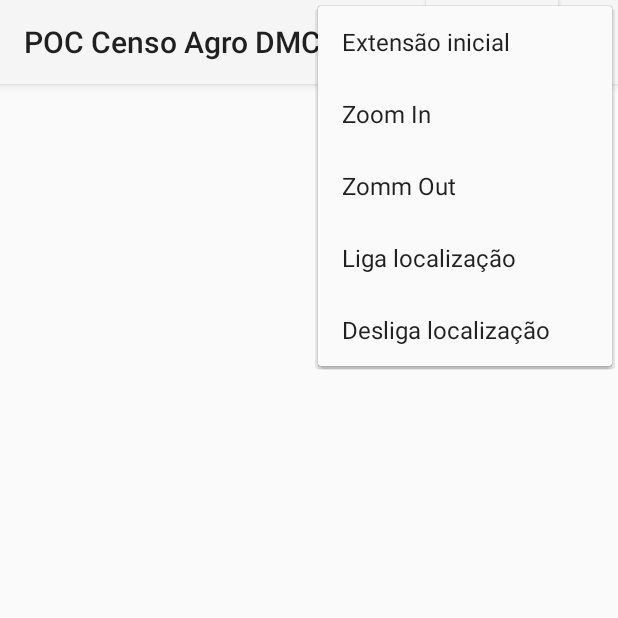
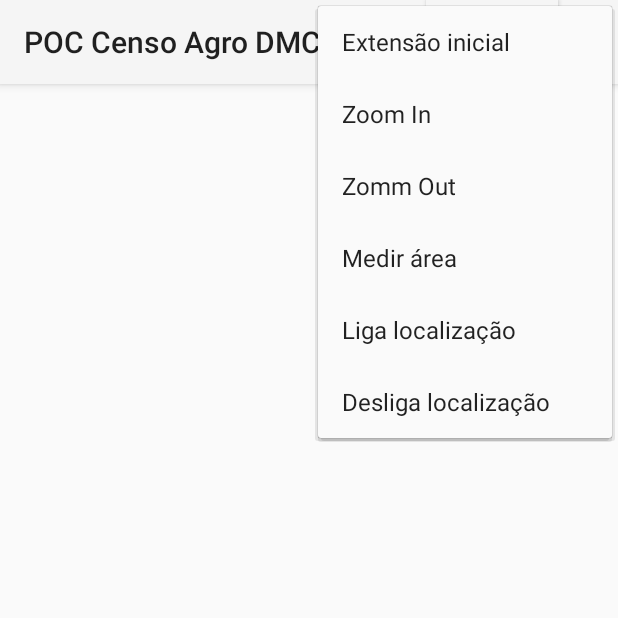
Before and after one commit to ctoledo-img-com-br/POCCensoAgroDMC, an Android app: the screen it shows after launch (MainActivity), with the options menu open, on a phone screen of 412 x 824 dp, the top half of it. Run offline under Robolectric (Android 15) with nearby library versions, the phone set to English and light mode, and no system bars; libraries missing offline, so code that uses them is left out: com.esri.android, com.esri.core; 28 statements that could not run were skipped.

Commit message:
#12  Cálculo de Área

```diff
--- a/app/src/main/java/com/imagem/poc/poccensoagrodmc/MainActivity.java
+++ b/app/src/main/java/com/imagem/poc/poccensoagrodmc/MainActivity.java
@@ -57,13 +57,11 @@ import java.util.concurrent.Future;
 public class MainActivity extends AppCompatActivity {
 
     public FrameLayout mViewContainer;
-    private Point p1;
-    private Point p2;
+
     final private double selectionScale = 18055.954822;
     final private double locationScale = 9027.977411;
     MapView mapView = null;
     Envelope initialExtent = null;
-    private Toolbar toolbar;
 
     final private String basemapPath = "/storage/extSdCard/data/RiodeJaneiro/basemap/basemap.tpk";
     final private String gdbPath = "/storage/extSdCard/data/RiodeJaneiro/gdb/poc.geodatabase";
@@ -75,6 +73,13 @@ public class MainActivity extends AppCompatActivity {
     LocationManager locationManager = null;
     LocationListener locationListener = null;
 
+    private Measure myMeasure;
+    private Measure getMeasure(){
+        if(myMeasure == null)
+            myMeasure = new Measure(this,mapView);
+
+        return myMeasure;
+    }
 
     @Override
     protected void onCreate(Bundle savedInstanceState) {
@@ -173,6 +178,10 @@ public class MainActivity extends AppCompatActivity {
 
             case R.id.zoomOut:
                 mapView.zoomout();
+                return true;
+
+            case R.id.measure:
+                enableMeasure();
                 return true;
 
             case R.id.localizacao_on:
@@ -404,4 +413,9 @@ public class MainActivity extends AppCompatActivity {
         });
     }
 
+    private void enableMeasure(){
+        getMeasure().startDraw();
+    }
+
+
 }
--- /dev/null
+++ b/app/src/main/res/drawable/ic_cancel_24dp.xml
@@ -0,0 +1,9 @@
+<vector xmlns:android="http://schemas.android.com/apk/res/android"
+        android:width="24dp"
+        android:height="24dp"
+        android:viewportWidth="24.0"
+        android:viewportHeight="24.0">
+    <path
+        android:fillColor="#FFAA0000"
+        android:pathData="M12,2C6.47,2 2,6.47 2,12s4.47,10 10,10 10,-4.47 10,-10S17.53,2 12,2zm5,13.59L15.59,17 12,13.41 8.41,17 7,15.59 10.59,12 7,8.41 8.41,7 12,10.59 15.59,7 17,8.41 13.41,12 17,15.59z"/>
+</vector>
--- a/app/src/main/res/layout/activity_main.xml
+++ b/app/src/main/res/layout/activity_main.xml
@@ -25,11 +25,52 @@
             android:background="?attr/colorPrimary"
             />
     </android.support.v7.widget.Toolbar>
+
+
     <FrameLayout
         android:id="@+id/main_activity_view_container"
         android:layout_width="fill_parent"
         android:layout_height="0dp"
         android:layout_weight="1" />
+
+    <RelativeLayout
+        android:orientation="horizontal"
+        android:id="@+id/linearMedida"
+        android:visibility="invisible"
+        android:background="?attr/colorPrimary"
+        android:layout_width="match_parent"
+        android:layout_height="30dp">
+        <TextView
+            android:layout_marginTop="3dp"
+            android:layout_marginLeft="10dp"
+            android:textColor="@color/colorPrimaryDark"
+            android:textSize="18dp"
+            android:layout_width="wrap_content"
+            android:layout_height="wrap_content"
+            android:text="Área: " />
+        <TextView
+            android:layout_marginTop="3dp"
+            android:layout_marginLeft="65dp"
+            android:id="@+id/txtArea"
+            android:textColor="@color/colorPrimaryDark"
+            android:textSize="18dp"
+            android:layout_width="wrap_content"
+            android:layout_height="wrap_content"
+            android:text="Área" />
+        <Button
+            android:id="@+id/btnStopMeasure"
+            android:layout_marginTop="2dp"
+            android:layout_alignParentRight="true"
+            android:layout_marginRight="10dp"
+            android:gravity="right"
+            android:layout_gravity="right"
+            android:layout_width="30dp"
+            android:background="@drawable/ic_cancel_24dp"
+            android:textSize="10dp"
+            android:layout_height="30dp"
+            />
+
+    </RelativeLayout>
 
     <ListView
         android:id="@+id/listViewEnderecos"
--- a/app/src/main/res/menu/map_tools.xml
+++ b/app/src/main/res/menu/map_tools.xml
@@ -13,6 +13,9 @@
     <item android:id="@+id/zoomOut"
         android:title="@string/zoom_out"
         android:icon="@mipmap/ic_launcher"/>
+    <item android:id="@+id/measure"
+        android:title="@string/measure"
+        android:icon="@mipmap/ic_launcher"/>
     <item android:id="@+id/localizacao_on"
         android:title="@string/localizacao_on"
         android:icon="@mipmap/ic_launcher"/>
--- a/app/src/main/res/values/strings.xml
+++ b/app/src/main/res/values/strings.xml
@@ -3,6 +3,7 @@
     <string name="zoom_full">Extensão inicial</string>
     <string name="zoom_in">Zoom In</string>
     <string name="zoom_out">Zomm Out</string>
+    <string name="measure">Medir área</string>
     <string name="localizacao_on">Liga localização</string>
     <string name="localizacao_off">Desliga localização</string>
     <string name="camadas">Visualização de camadas</string>
```
Also changed, not shown: app/src/main/java/com/imagem/poc/poccensoagrodmc/Measure.java (added, +155 -0 lines).
